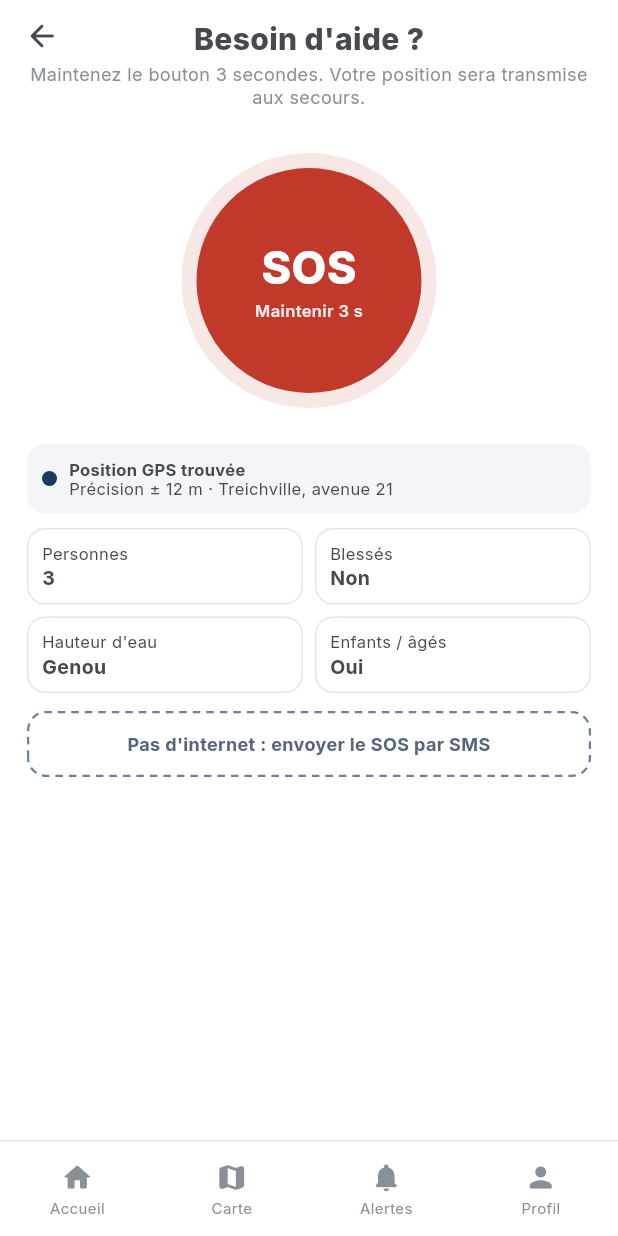
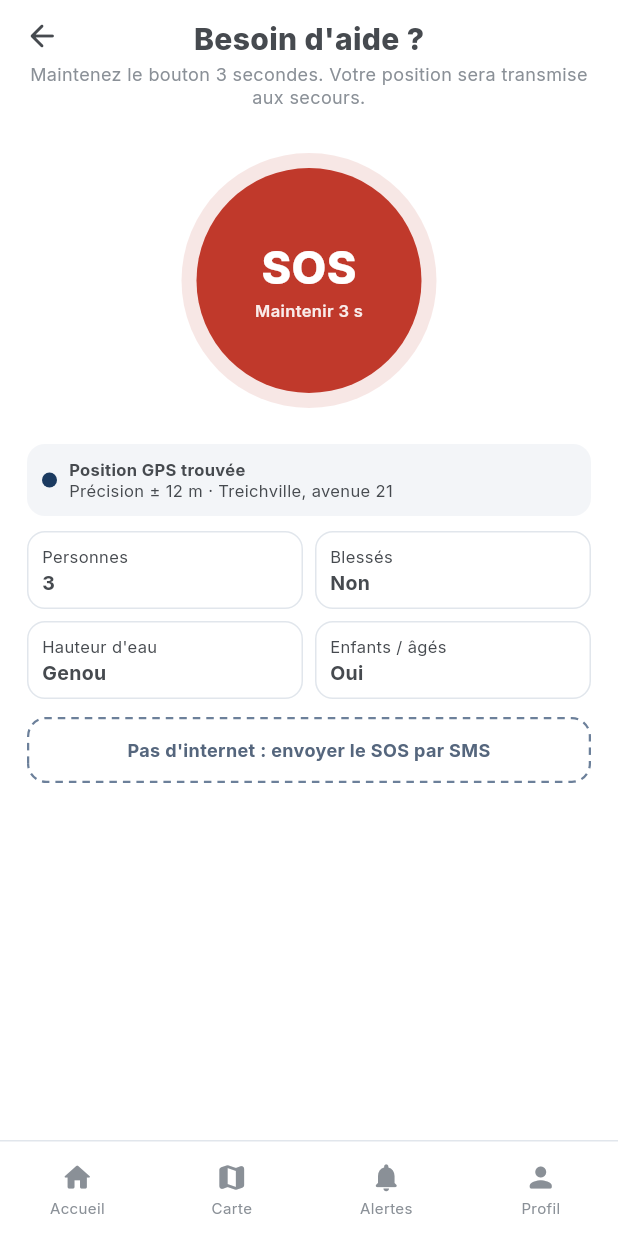
Before and after one commit to knourdeen44/hydrotic-ci, a Flutter app: the SosScreen screen opened by its route, on a phone screen of 412 x 824 dp. Run offline on Flutter 3.47's test engine with Material 3 defaults, Android fonts, the phone set to English and light mode, and no system bars; our stand-ins replace flutter_riverpod, go_router.

Commit message:
ui(theme): hauteur de ligne « normale » par taille, arrondie au pixel comme le navigateur
tokens.json décrit les métriques d'Inter (ascendante, descendante) ; gen_tokens calcule pour chaque
taille la hauteur de ligne du navigateur (ex. 12 px → 15 px, 11 px → 14 px). Retrait du cache Python
commité par erreur.

Co-Authored-By: Claude Opus 5.5 <noreply@anthropic.com>

```diff
--- a/design/tokens.json
+++ b/design/tokens.json
@@ -38,7 +38,7 @@
   "typography": {
     "fontFamily": "Inter",
     "fallback": "system-ui, sans-serif",
-    "lineHeightNormal": { "value": 1.21, "_note": "line-height « normal » d'Inter dans le navigateur (métriques hhea : (1984 + 494) / 2048). Appliqué aux styles mobiles sans lineHeight, car Flutter utilise sinon des métriques plus hautes (≈ 1,42)." },
+    "lineHeightNormal": { "ascender": 1984, "descender": 494, "unitsPerEm": 2048, "_note": "line-height « normal » d'Inter comme le navigateur : ascendante et descendante (hhea) arrondies chacune au pixel pour la taille du texte, ex. 12 px → 12 + 3 = 15 px. Appliqué aux styles mobiles sans lineHeight (Flutter prendrait sinon ≈ 1,42)." },
     "mobile": {
       "riskTitle":   { "size": 26, "weight": 800 },
       "screenTitle": { "size": 20, "weight": 800 },
--- a/mobile/lib/theme/hydrotic_text.dart
+++ b/mobile/lib/theme/hydrotic_text.dart
@@ -6,18 +6,21 @@ import 'package:flutter/painting.dart';
 abstract final class HydroticText {
   static const String fontFamily = 'Inter';
 
-  static const TextStyle riskTitle = TextStyle(fontFamily: fontFamily, fontSize: 26.0, fontWeight: FontWeight.w800, height: 1.21);
-  static const TextStyle screenTitle = TextStyle(fontFamily: fontFamily, fontSize: 20.0, fontWeight: FontWeight.w800, height: 1.21);
+  /// Hauteur de ligne « normale » (navigateur) d'un texte de [taille] px, en multiple de la taille.
+  static double hauteurNormale(double taille) => ((taille * 0.96875).round() + (taille * 0.2412109375).round()) / taille;
+
+  static const TextStyle riskTitle = TextStyle(fontFamily: fontFamily, fontSize: 26.0, fontWeight: FontWeight.w800, height: 1.1923);
+  static const TextStyle screenTitle = TextStyle(fontFamily: fontFamily, fontSize: 20.0, fontWeight: FontWeight.w800, height: 1.2);
   static const TextStyle sheetTitle = TextStyle(fontFamily: fontFamily, fontSize: 17.0, fontWeight: FontWeight.w800, height: 1.3);
-  static const TextStyle greeting = TextStyle(fontFamily: fontFamily, fontSize: 16.0, fontWeight: FontWeight.w700, height: 1.21);
-  static const TextStyle statValue = TextStyle(fontFamily: fontFamily, fontSize: 15.0, fontWeight: FontWeight.w700, height: 1.21);
-  static const TextStyle button = TextStyle(fontFamily: fontFamily, fontSize: 14.0, fontWeight: FontWeight.w700, height: 1.21);
-  static const TextStyle sectionTitle = TextStyle(fontFamily: fontFamily, fontSize: 13.0, fontWeight: FontWeight.w700, height: 1.21);
+  static const TextStyle greeting = TextStyle(fontFamily: fontFamily, fontSize: 16.0, fontWeight: FontWeight.w700, height: 1.25);
+  static const TextStyle statValue = TextStyle(fontFamily: fontFamily, fontSize: 15.0, fontWeight: FontWeight.w700, height: 1.2667);
+  static const TextStyle button = TextStyle(fontFamily: fontFamily, fontSize: 14.0, fontWeight: FontWeight.w700, height: 1.2143);
+  static const TextStyle sectionTitle = TextStyle(fontFamily: fontFamily, fontSize: 13.0, fontWeight: FontWeight.w700, height: 1.2308);
   static const TextStyle body = TextStyle(fontFamily: fontFamily, fontSize: 13.0, fontWeight: FontWeight.w400, height: 1.4);
   /// À afficher en MAJUSCULES (`toUpperCase()`).
-  static const TextStyle overline = TextStyle(fontFamily: fontFamily, fontSize: 12.0, fontWeight: FontWeight.w600, height: 1.21, letterSpacing: 1.0);
-  static const TextStyle caption = TextStyle(fontFamily: fontFamily, fontSize: 12.0, fontWeight: FontWeight.w400, height: 1.21);
-  static const TextStyle small = TextStyle(fontFamily: fontFamily, fontSize: 11.0, fontWeight: FontWeight.w400, height: 1.21);
-  static const TextStyle navLabel = TextStyle(fontFamily: fontFamily, fontSize: 10.0, fontWeight: FontWeight.w400, height: 1.21);
-  static const TextStyle navLabelActive = TextStyle(fontFamily: fontFamily, fontSize: 10.0, fontWeight: FontWeight.w700, height: 1.21);
+  static const TextStyle overline = TextStyle(fontFamily: fontFamily, fontSize: 12.0, fontWeight: FontWeight.w600, height: 1.25, letterSpacing: 1.0);
+  static const TextStyle caption = TextStyle(fontFamily: fontFamily, fontSize: 12.0, fontWeight: FontWeight.w400, height: 1.25);
+  static const TextStyle small = TextStyle(fontFamily: fontFamily, fontSize: 11.0, fontWeight: FontWeight.w400, height: 1.2727);
+  static const TextStyle navLabel = TextStyle(fontFamily: fontFamily, fontSize: 10.0, fontWeight: FontWeight.w400, height: 1.2);
+  static const TextStyle navLabelActive = TextStyle(fontFamily: fontFamily, fontSize: 10.0, fontWeight: FontWeight.w700, height: 1.2);
 }
--- a/mobile/lib/widgets/sos_status_timeline.dart
+++ b/mobile/lib/widgets/sos_status_timeline.dart
@@ -33,7 +33,7 @@ class _Step extends StatelessWidget {
   final bool aVenir;
 
   static const _fondu = Duration(milliseconds: 300);
-  static const double _hauteurLigneTitre = 16 * 1.21 / 14;
+  static final double _hauteurLigneTitre = HydroticText.hauteurNormale(16) * 16 / 14;
 
   @override
   Widget build(BuildContext context) {
```
Also changed, not shown: 5 other files.
